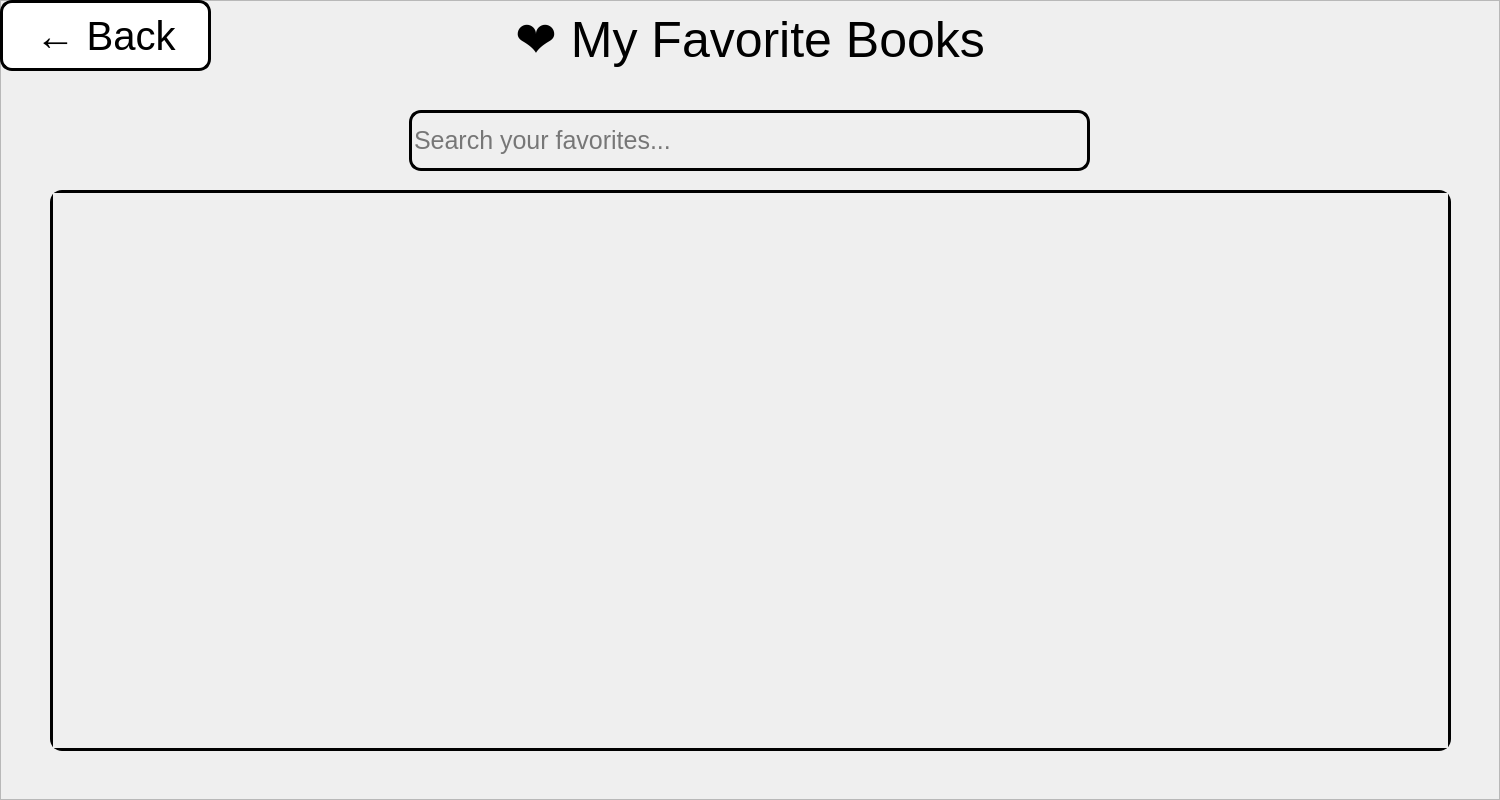
This is BookClubProject/Users/favoritebookswindow.ui in mohammadshirizadeh-sudo/book-club as Qt 5 draws it before an edit. The edited form follows.
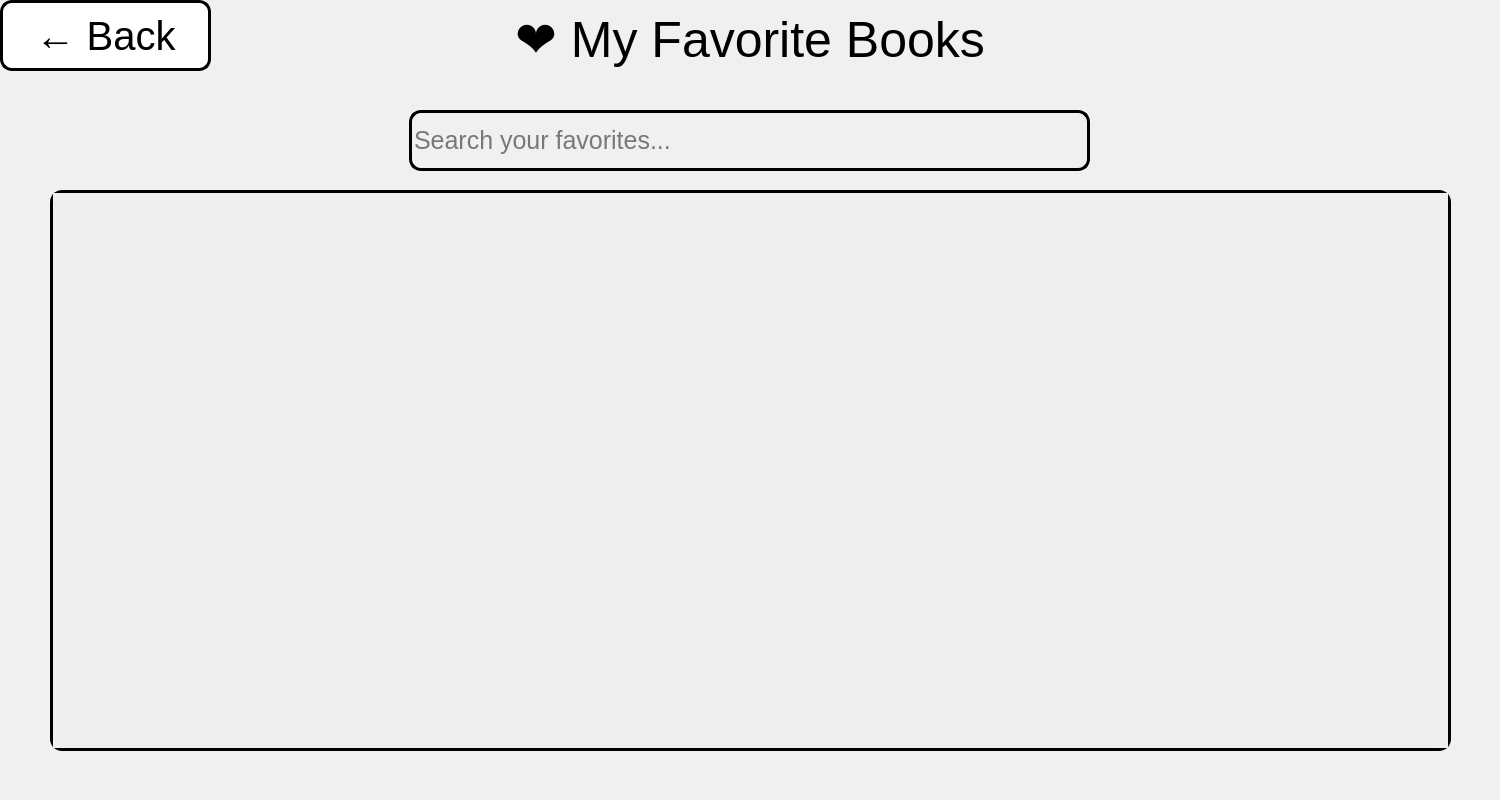
This is the edited form. Icons and pictures are not drawn.

What changed in the file:
```diff
--- a/BookClubProject/Users/favoritebookswindow.ui
+++ b/BookClubProject/Users/favoritebookswindow.ui
@@ -27,7 +27,9 @@
      </rect>
     </property>
     <property name="styleSheet">
-     <string notr="true"/>
+     <string notr="true">QFrame {
+    background-color: rgba(255,255,255,10);
+}</string>
     </property>
     <property name="frameShape">
      <enum>QFrame::Shape::StyledPanel</enum>
```
